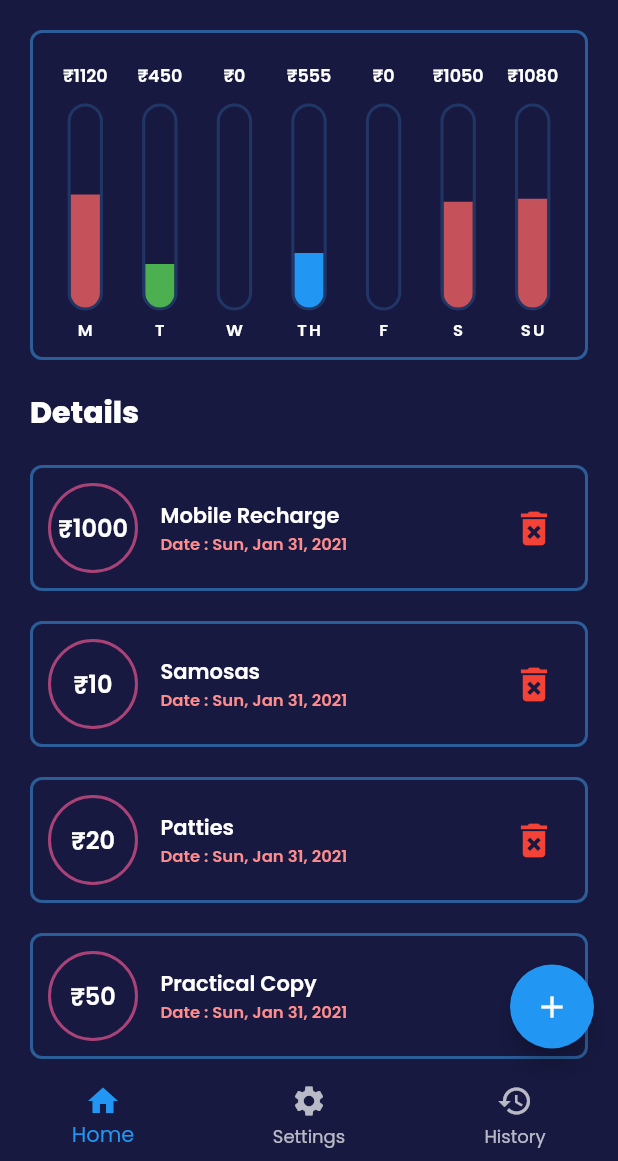
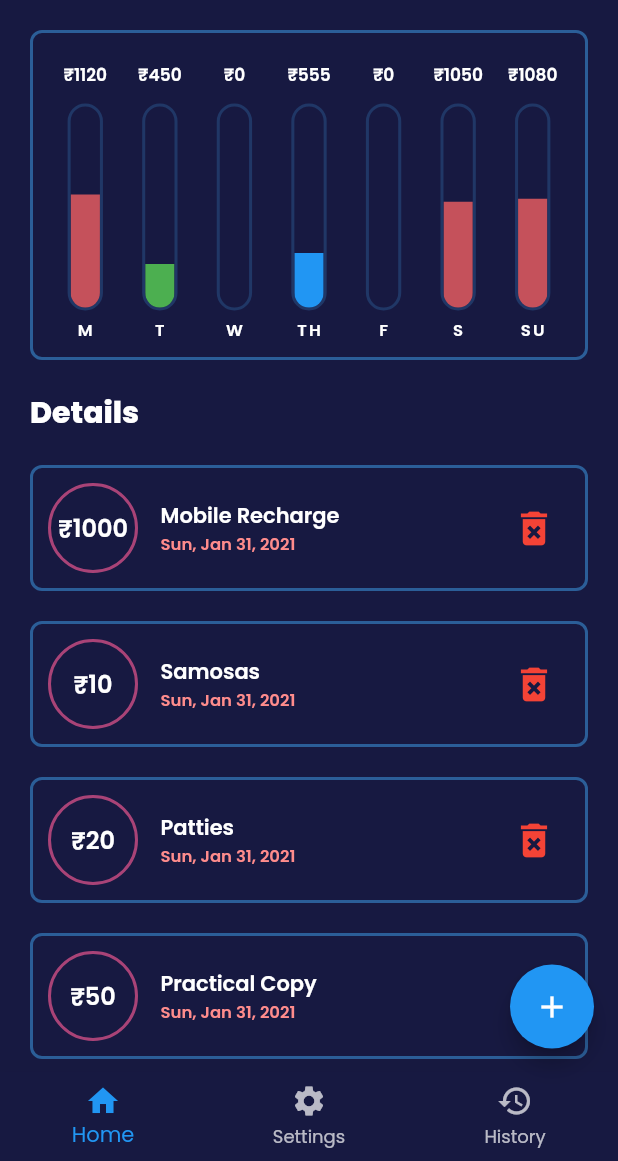
Before and after one commit to CrypticPoet/PersonalExpenseTracker, a Flutter app: the screen it shows after launch, on a phone screen of 412 x 824 dp, the part 75-1236 px from its top. Run offline on Flutter 3.47's test engine with Material 2 defaults, Android fonts, the phone set to English and light mode, and no system bars; our stand-ins replace google_fonts.

Commit message:
Minor UI Changes

```diff
--- a/lib/screens/widgets/summary_chart.dart
+++ b/lib/screens/widgets/summary_chart.dart
@@ -71,7 +71,7 @@ class SummaryChart extends StatelessWidget {
                     child: FittedBox(
                       child: Text(
                         '₹${sumTransactions(recentTransactions.where((tx) => tx.date.weekday == i).toList())}',
-                        style: kSecTextSyle.copyWith(color: Colors.white),
+                        style: kTextStyle,
                       ),
                     ),
                   ),
--- a/lib/screens/widgets/transaction_detail.dart
+++ b/lib/screens/widgets/transaction_detail.dart
@@ -3,7 +3,7 @@ import 'package:learning_flutter/constants.dart';
 
 class TransactionDetail extends StatelessWidget {
   final String title;
-  final String amount;
+  final int amount;
   final String date;
   final int index;
   final Function handler;
@@ -41,7 +41,7 @@ class TransactionDetail extends StatelessWidget {
                     title,
                     style: kTextStyle,
                   )),
-              Text('Date : $date', style: kSecTextSyle.copyWith(color: kTextSecColor), maxLines: 1),
+              Text('$date', style: kSecTextSyle.copyWith(color: kTextSecColor), maxLines: 1),
             ],
           ),
           Spacer(),
--- a/lib/screens/widgets/transaction_list.dart
+++ b/lib/screens/widgets/transaction_list.dart
@@ -13,17 +13,16 @@ class TransactionList extends StatelessWidget {
   @override
   Widget build(BuildContext context) {
     return Column(
-      children: transactions
-          .map(
-            (tx) => TransactionDetail(
-              title: tx.title,
-              amount: tx.amount.toString(),
-              date: DateFormat.yMMMEd().format(tx.date).toString(),
-              index: transactions.indexOf(tx),
-              handler: deleteHandler,
-            ),
-          )
-          .toList(),
+      children: [
+        for (var i = 0; i < transactions.length; i++)
+          TransactionDetail(
+            title: transactions[i].title,
+            amount: transactions[i].amount,
+            date: DateFormat.yMMMEd().format(transactions[i].date),
+            index: i,
+            handler: deleteHandler,
+          ),
+      ],
     );
   }
 }
```
